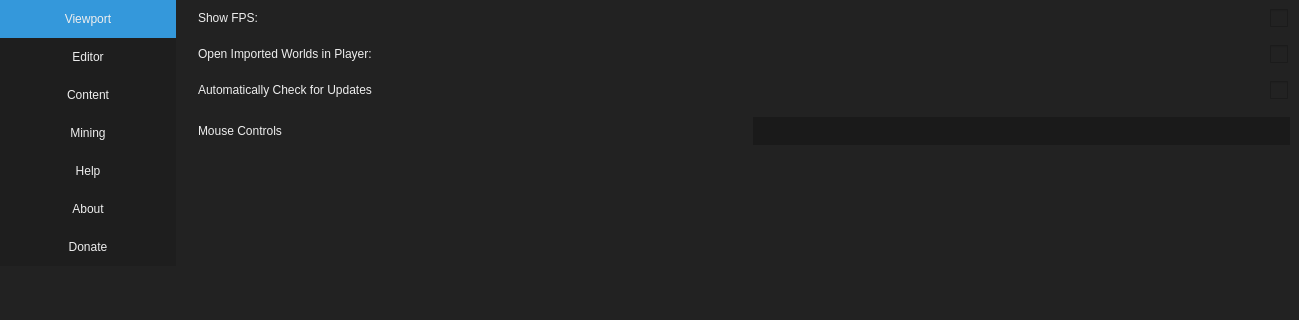
Before: the Qt Designer form src/dialogs/preferences/worldsettings.ui in jahshaka/Studio, drawn with Qt 5; both pictures show x 0 to 1299 and y 0 to 320 of the 1299 by 626 pixel window.
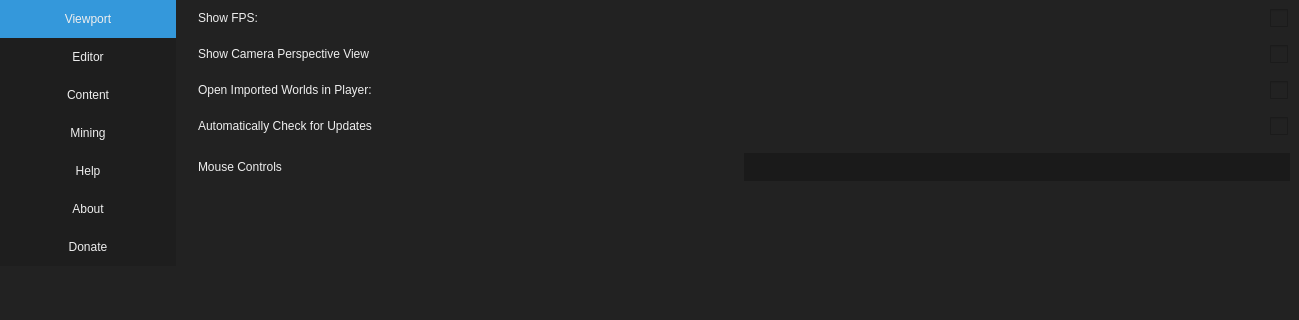
After: the same form once the commit is applied. The open tabs and pages were chosen to show the change. Icons and pictures are not drawn. Custom widgets are drawn as their Qt base class.

Commit message: Added option in preferences to remove view label from editor

The edit to the form file:
```diff
--- a/src/dialogs/preferences/worldsettings.ui
+++ b/src/dialogs/preferences/worldsettings.ui
@@ -455,6 +455,48 @@
          </item>
         </layout>
        </item>
+       <item>
+        <layout class="QHBoxLayout" name="horizontalLayout_14">
+         <property name="spacing">
+          <number>0</number>
+         </property>
+         <property name="rightMargin">
+          <number>2</number>
+         </property>
+         <item>
+          <widget class="QLabel" name="label_11">
+           <property name="sizePolicy">
+            <sizepolicy hsizetype="Expanding" vsizetype="Preferred">
+             <horstretch>0</horstretch>
+             <verstretch>0</verstretch>
+            </sizepolicy>
+           </property>
+           <property name="text">
+            <string>Show Camera Perspective View</string>
+           </property>
+          </widget>
+         </item>
+         <item>
+          <widget class="QCheckBox" name="checkBox">
+           <property name="enabled">
+            <bool>true</bool>
+           </property>
+           <property name="sizePolicy">
+            <sizepolicy hsizetype="Preferred" vsizetype="Preferred">
+             <horstretch>0</horstretch>
+             <verstretch>0</verstretch>
+            </sizepolicy>
+           </property>
+           <property name="layoutDirection">
+            <enum>Qt::RightToLeft</enum>
+           </property>
+           <property name="text">
+            <string/>
+           </property>
+          </widget>
+         </item>
+        </layout>
+       </item>
        <item>
         <layout class="QHBoxLayout" name="horizontalLayout_7">
          <property name="spacing">
@@ -520,6 +562,9 @@
        </item>
        <item>
         <layout class="QHBoxLayout" name="horizontalLayout_13">
+         <property name="spacing">
+          <number>0</number>
+         </property>
          <item>
           <widget class="QLabel" name="label_10">
            <property name="text">
```
Left out of the diff: 42 changed lines with no effect on the pictures.
